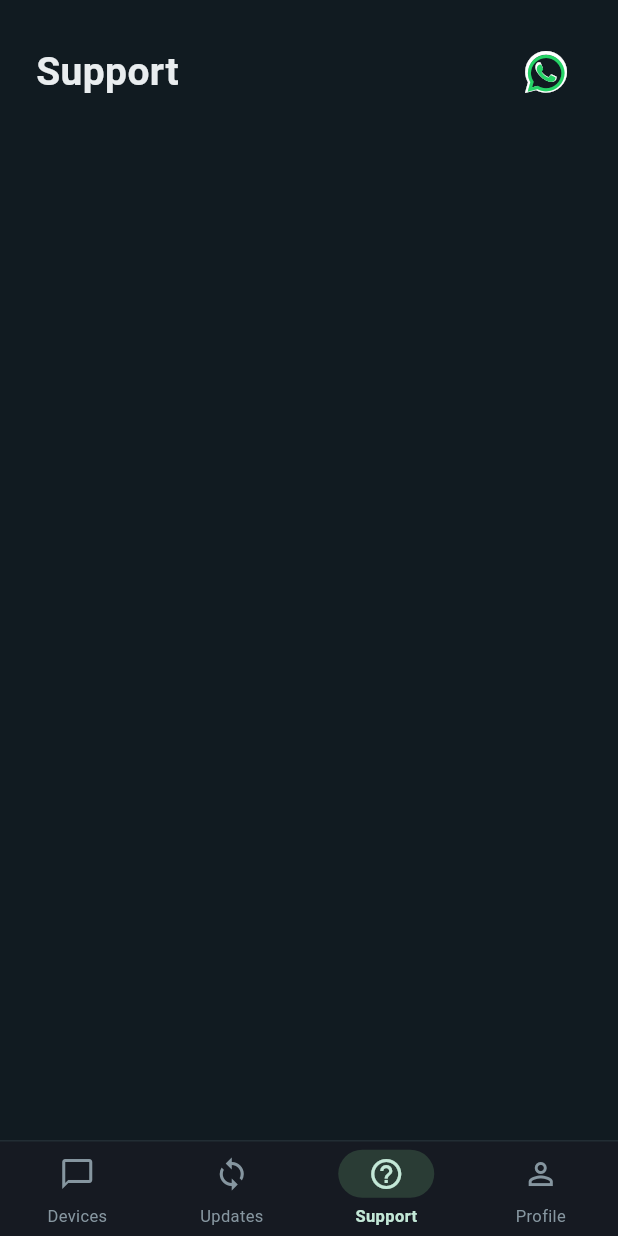
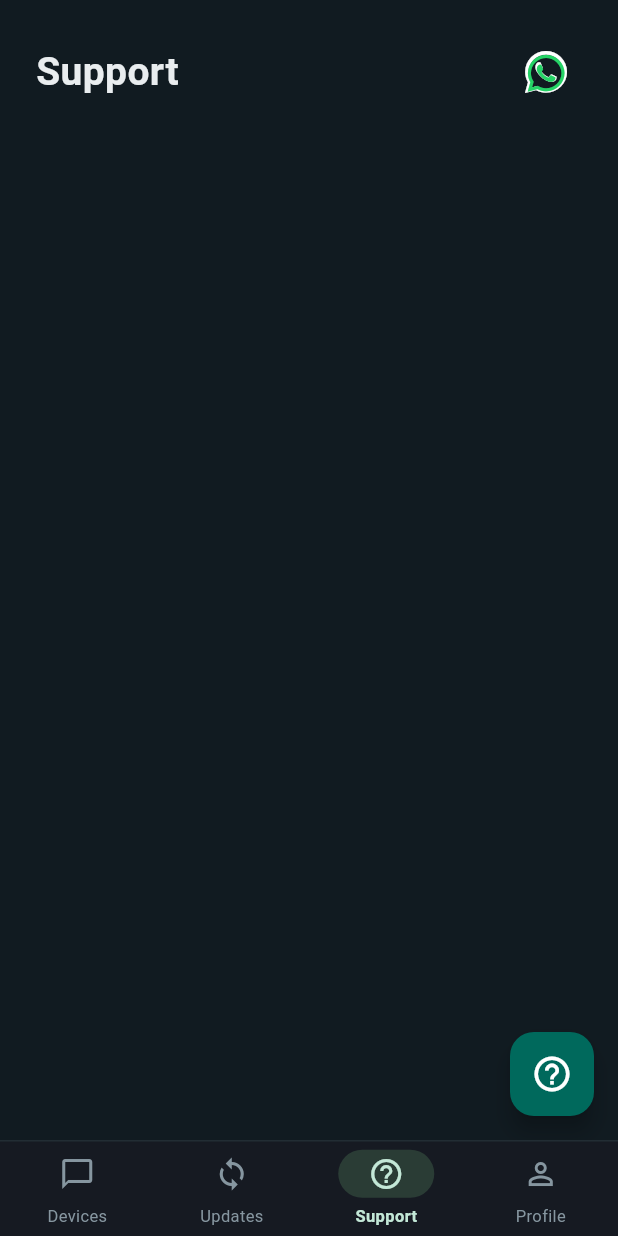
Before and after one commit to patilvaishnavi577-glitch/IONET_Webapp, a Flutter app: the HomeScreen screen opened by its route, item 3 of the bottom bar chosen, on a phone screen of 412 x 824 dp. Run offline on Flutter 3.47's test engine with Material 3 defaults, Android fonts, the phone set to English and light mode, and no system bars; our stand-ins replace file_picker, font_awesome_flutter, go_router, google_fonts, shared_preferences; accounts and stored records are empty; network calls fail.

Commit message:
IL from rushi complete 2

```diff
--- a/lib/config/api_config.dart
+++ b/lib/config/api_config.dart
@@ -3,5 +3,5 @@ class ApiConfig {
   static const String baseUrl = 'https://api.ionet.sunshineiot.in';
 
   /// Application Version Control
-  static const String appVersion = '1.0.4';
+  static const String appVersion = '1.0.5';
 }
--- a/lib/views/knowledge_view.dart
+++ b/lib/views/knowledge_view.dart
@@ -10,6 +10,8 @@ import '../providers/user_session_provider.dart';
 import '../theme/app_theme.dart';
 import '../utils/toast_service.dart';
 import 'channel_feed_view.dart';
+import 'help_view.dart';
+import 'support_bot_view.dart';
 
 class KnowledgeView extends StatefulWidget {
   const KnowledgeView({super.key});
@@ -19,6 +21,8 @@ class KnowledgeView extends StatefulWidget {
 }
 
 class _KnowledgeViewState extends State<KnowledgeView> {
+  bool _showHelp = false;
+
   @override
   Widget build(BuildContext context) {
     final isDark = context.watch<ThemeProvider>().isDarkMode;
@@ -28,6 +32,25 @@ class _KnowledgeViewState extends State<KnowledgeView> {
     final isDesktop = mediaQuery.size.width > 768;
 
     final selectedChannel = knowledgeProvider.selectedChannel;
+
+    if (_showHelp) {
+      return HelpView(
+        onBack: () {
+          setState(() {
+            _showHelp = false;
+          });
+        },
+      );
+    }
+
+    // On mobile, if support bot is selected, show its full-screen view
+    if (!isDesktop && knowledgeProvider.showSupportBot) {
+      return SupportBotView(
+        onBack: () {
+          knowledgeProvider.setShowSupportBot(false);
+        },
+      );
+    }
 
     // On mobile, if a channel is selected, show its full-screen feed view
     if (!isDesktop && selectedChannel != null) {
@@ -44,12 +67,13 @@ class _KnowledgeViewState extends State<KnowledgeView> {
     final findChannels = allChannels.where((c) => !knowledgeProvider.isFollowing(c.id)).toList();
 
     final textPrimaryColor = isDark ? AppTheme.textPrimary : AppTheme.textPrimaryLight;
-    final borderCol = isDark ? AppTheme.cardBorder : AppTheme.cardBorderLight;
     final sidebarBg = isDark ? const Color(0xFF111B21) : Colors.white;
 
     return Container(
       color: sidebarBg,
-      child: Column(
+      child: Stack(
+        children: [
+          Column(
             children: [
               // Header Bar
               Padding(
@@ -114,10 +138,10 @@ class _KnowledgeViewState extends State<KnowledgeView> {
                             onFollowToggle: () async {
                               final token = context.read<UserSessionProvider>().session.token;
                               if (token == null) return;
-                          final messenger = ScaffoldMessenger.of(context);
 
                               final error = await knowledgeProvider.toggleFollow(channel.id, token);
                               if (error != null) {
+                                if (!context.mounted) return;
                                 String messageText = 'Failed to update follow status: $error';
                                 if (error.toLowerCase().contains('limit')) {
                                   messageText = 'Follow limit exceeded! You cannot follow more channels.';
@@ -153,10 +177,10 @@ class _KnowledgeViewState extends State<KnowledgeView> {
                             onFollowToggle: () async {
                               final token = context.read<UserSessionProvider>().session.token;
                               if (token == null) return;
-                          final messenger = ScaffoldMessenger.of(context);
 
                               final error = await knowledgeProvider.toggleFollow(channel.id, token);
                               if (error != null) {
+                                if (!context.mounted) return;
                                 String messageText = 'Failed to update follow status: $error';
                                 if (error.toLowerCase().contains('limit')) {
                                   messageText = 'Follow limit exceeded! You cannot follow more channels.';
@@ -169,6 +193,24 @@ class _KnowledgeViewState extends State<KnowledgeView> {
                       ],
                     ],
                   ),
+                ),
+              ),
+            ],
+          ),
+          Positioned(
+            bottom: 16,
+            right: 16,
+            child: FloatingActionButton(
+              onPressed: () {
+                setState(() {
+                  _showHelp = true;
+                });
+              },
+              backgroundColor: const Color(0xFF00695C),
+              shape: RoundedRectangleBorder(
+                borderRadius: BorderRadius.circular(16),
+              ),
+              child: const Icon(Icons.help_outline, color: Colors.white, size: 28),
             ),
           ),
         ],
```
Also changed, not shown: lib/providers/knowledge_provider.dart (+13 -0 lines), lib/screens/home_screen.dart (+9 -0 lines), lib/views/help_view.dart (+12 -23 lines), lib/views/profile_view.dart (+0 -28 lines), 1 other file. Lines whose indentation alone changed are shown as unchanged.
